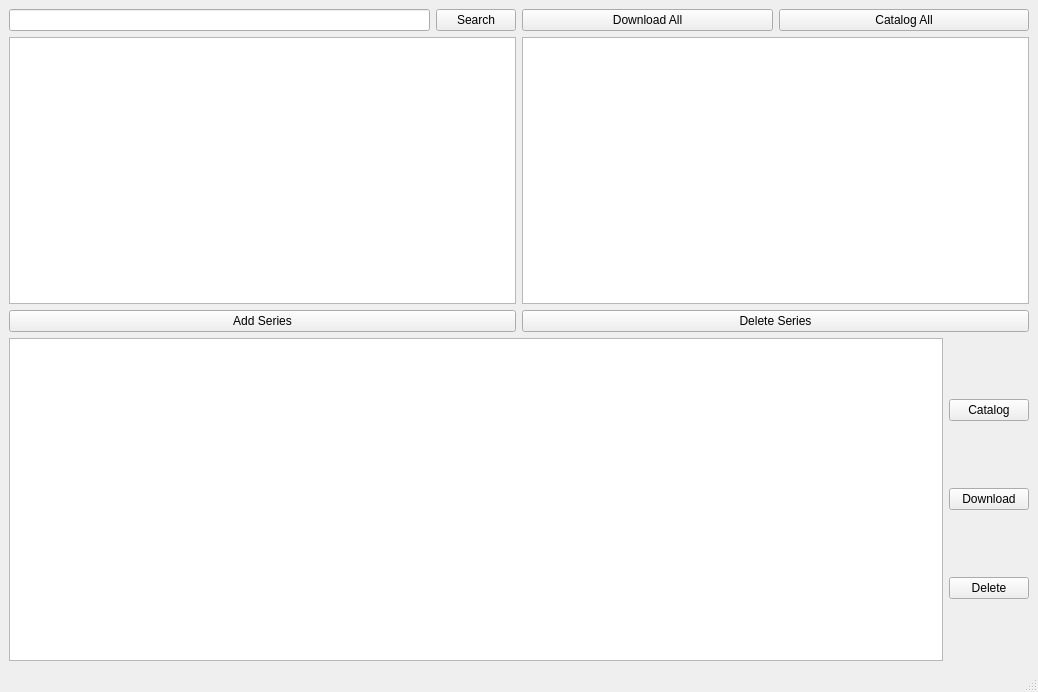
This is tvtime.ui in poulh/p3tv as Qt 5 draws it before an edit. The edited form follows.
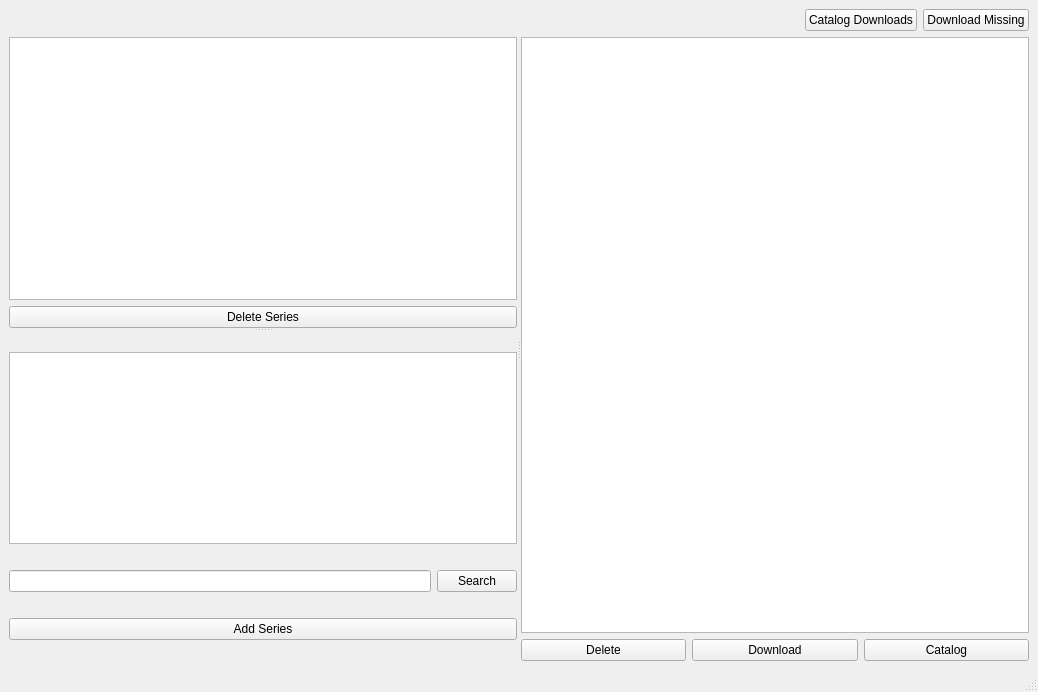
This is the edited form.

Commit message: new layout. updated to work with tvtime 0.5.0 rubygem

Diff of the .ui file:
```diff
--- a/tvtime.ui
+++ b/tvtime.ui
@@ -14,17 +14,83 @@
    <string>MainWindow</string>
   </property>
   <widget class="QWidget" name="centralwidget">
-   <layout class="QHBoxLayout" name="horizontalLayout_5">
-    <item>
-     <layout class="QVBoxLayout" name="verticalLayout_5">
-      <item>
        <layout class="QHBoxLayout" name="horizontalLayout_4">
         <item>
+     <layout class="QVBoxLayout" name="verticalLayout_4">
+      <item>
+       <layout class="QHBoxLayout" name="horizontalLayout_3">
+        <item>
+         <spacer name="horizontalSpacer">
+          <property name="orientation">
+           <enum>Qt::Horizontal</enum>
+          </property>
+          <property name="sizeHint" stdset="0">
+           <size>
+            <width>40</width>
+            <height>20</height>
+           </size>
+          </property>
+         </spacer>
+        </item>
+        <item>
+         <widget class="QPushButton" name="catalogDownloadsButton">
+          <property name="text">
+           <string>Catalog Downloads</string>
+          </property>
+         </widget>
+        </item>
+        <item>
+         <widget class="QPushButton" name="downloadMissingButton">
+          <property name="text">
+           <string>Download Missing</string>
+          </property>
+         </widget>
+        </item>
+       </layout>
+      </item>
+      <item>
+       <widget class="QSplitter" name="splitter_2">
+        <property name="orientation">
+         <enum>Qt::Horizontal</enum>
+        </property>
+        <widget class="QSplitter" name="splitter">
+         <property name="orientation">
+          <enum>Qt::Vertical</enum>
+         </property>
+         <widget class="QWidget" name="">
          <layout class="QVBoxLayout" name="verticalLayout_2">
           <item>
+            <widget class="QTableView" name="seriesTableView"/>
+           </item>
+           <item>
+            <widget class="QPushButton" name="deleteSeriesButton">
+             <property name="text">
+              <string>Delete Series</string>
+             </property>
+            </widget>
+           </item>
+          </layout>
+         </widget>
+         <widget class="QWidget" name="">
+          <layout class="QVBoxLayout" name="verticalLayout">
+           <item>
+            <widget class="QTableView" name="searchResultsTableView">
+             <property name="maximumSize">
+              <size>
+               <width>16777215</width>
+               <height>192</height>
+              </size>
+             </property>
+            </widget>
+           </item>
+           <item>
            <layout class="QHBoxLayout" name="horizontalLayout">
             <item>
-             <widget class="QLineEdit" name="searchLineEdit"/>
+              <widget class="QLineEdit" name="searchLineEdit">
+               <property name="accessibleName">
+                <string/>
+               </property>
+              </widget>
             </item>
             <item>
              <widget class="QPushButton" name="searchButton">
@@ -42,11 +108,6 @@
            </layout>
           </item>
           <item>
-           <layout class="QVBoxLayout" name="verticalLayout">
-            <item>
-             <widget class="QTableView" name="searchResultsTableView"/>
-            </item>
-            <item>
              <widget class="QPushButton" name="addSeriesButton">
               <property name="text">
                <string>Add Series</string>
@@ -54,45 +115,10 @@
              </widget>
             </item>
            </layout>
-          </item>
-         </layout>
-        </item>
-        <item>
-         <layout class="QVBoxLayout" name="verticalLayout_4">
-          <item>
-           <layout class="QHBoxLayout" name="horizontalLayout_3">
-            <item>
-             <widget class="QPushButton" name="downloadAllButton">
-              <property name="text">
-               <string>Download All</string>
-              </property>
-             </widget>
-            </item>
-            <item>
-             <widget class="QPushButton" name="catalogAllButton">
-              <property name="text">
-               <string>Catalog All</string>
-              </property>
-             </widget>
-            </item>
-           </layout>
-          </item>
-          <item>
-           <widget class="QTableView" name="seriesTableView"/>
-          </item>
-          <item>
-           <widget class="QPushButton" name="deleteSeriesButton">
-            <property name="text">
-             <string>Delete Series</string>
-            </property>
-           </widget>
-          </item>
-         </layout>
-        </item>
-       </layout>
-      </item>
-      <item>
-       <layout class="QHBoxLayout" name="horizontalLayout_2">
+         </widget>
+        </widget>
+        <widget class="QWidget" name="">
+         <layout class="QVBoxLayout" name="verticalLayout_3">
         <item>
          <widget class="QTableView" name="episodeTableView">
           <property name="minimumSize">
@@ -104,21 +130,7 @@
          </widget>
         </item>
         <item>
-         <layout class="QVBoxLayout" name="verticalLayout_3">
-          <item>
-           <widget class="QPushButton" name="catalogEpisodeButton">
-            <property name="text">
-             <string>Catalog</string>
-            </property>
-           </widget>
-          </item>
-          <item>
-           <widget class="QPushButton" name="downloadEpisodeButton">
-            <property name="text">
-             <string>Download</string>
-            </property>
-           </widget>
-          </item>
+           <layout class="QHBoxLayout" name="horizontalLayout_2">
           <item>
            <widget class="QPushButton" name="deleteEpisodeButton">
             <property name="text">
@@ -126,9 +138,25 @@
             </property>
            </widget>
           </item>
+            <item>
+             <widget class="QPushButton" name="downloadEpisodeButton">
+              <property name="text">
+               <string>Download</string>
+              </property>
+             </widget>
+            </item>
+            <item>
+             <widget class="QPushButton" name="catalogEpisodeButton">
+              <property name="text">
+               <string>Catalog</string>
+              </property>
+             </widget>
+            </item>
          </layout>
         </item>
        </layout>
+        </widget>
+       </widget>
       </item>
      </layout>
     </item>
```
Left out of the diff: 5 changed lines with no effect on the pictures. Lines whose indentation alone changed are shown as unchanged. The commit also changes 3 other files.
